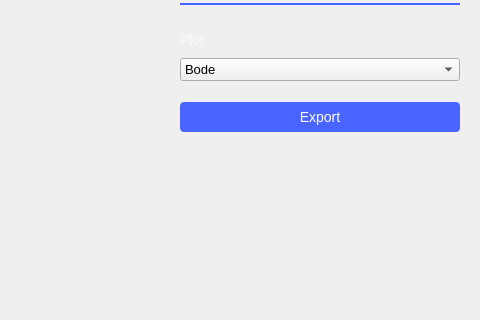
Above: ui/network_analyzer.ui from analogdevicesinc/scopy before the change; both pictures show x 708 to 1188 and y 131 to 451 of the 1188 by 654 pixel window. Below: the same form after it.
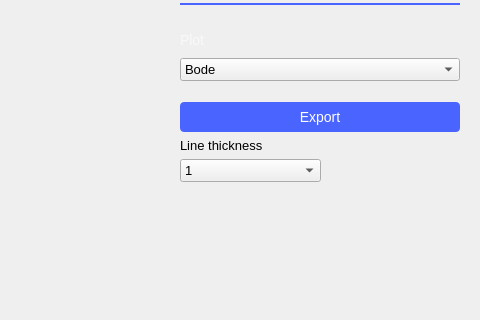
That is the form after the change. Icons and pictures are not drawn. Custom widgets are drawn as their Qt base class.

Commit message: NetworkAnalyzer: add option to set the line thickness

Diff of the .ui file:
```diff
--- a/ui/network_analyzer.ui
+++ b/ui/network_analyzer.ui
@@ -1444,6 +1444,109 @@
                    </property>
                   </widget>
                  </item>
+                 <item>
+                  <layout class="QHBoxLayout" name="horizontalLayout_13">
+                   <property name="bottomMargin">
+                    <number>0</number>
+                   </property>
+                   <item>
+                    <layout class="QVBoxLayout" name="verticalLayout_12">
+                     <property name="rightMargin">
+                      <number>0</number>
+                     </property>
+                     <property name="bottomMargin">
+                      <number>0</number>
+                     </property>
+                     <item>
+                      <widget class="QLabel" name="label_10">
+                       <property name="text">
+                        <string>Line thickness</string>
+                       </property>
+                      </widget>
+                     </item>
+                     <item>
+                      <widget class="QComboBox" name="cbLineThickness">
+                       <property name="minimumSize">
+                        <size>
+                         <width>141</width>
+                         <height>0</height>
+                        </size>
+                       </property>
+                       <property name="currentIndex">
+                        <number>1</number>
+                       </property>
+                       <item>
+                        <property name="text">
+                         <string>0.5</string>
+                        </property>
+                       </item>
+                       <item>
+                        <property name="text">
+                         <string>1</string>
+                        </property>
+                       </item>
+                       <item>
+                        <property name="text">
+                         <string>1.5</string>
+                        </property>
+                       </item>
+                       <item>
+                        <property name="text">
+                         <string>2</string>
+                        </property>
+                       </item>
+                       <item>
+                        <property name="text">
+                         <string>2.5</string>
+                        </property>
+                       </item>
+                       <item>
+                        <property name="text">
+                         <string>3</string>
+                        </property>
+                       </item>
+                       <item>
+                        <property name="text">
+                         <string>3.5</string>
+                        </property>
+                       </item>
+                       <item>
+                        <property name="text">
+                         <string>4</string>
+                        </property>
+                       </item>
+                       <item>
+                        <property name="text">
+                         <string>4.5</string>
+                        </property>
+                       </item>
+                       <item>
+                        <property name="text">
+                         <string>5</string>
+                        </property>
+                       </item>
+                      </widget>
+                     </item>
+                    </layout>
+                   </item>
+                   <item>
+                    <spacer name="horizontalSpacer_5">
+                     <property name="orientation">
+                      <enum>Qt::Horizontal</enum>
+                     </property>
+                     <property name="sizeType">
+                      <enum>QSizePolicy::Expanding</enum>
+                     </property>
+                     <property name="sizeHint" stdset="0">
+                      <size>
+                       <width>40</width>
+                       <height>20</height>
+                      </size>
+                     </property>
+                    </spacer>
+                   </item>
+                  </layout>
+                 </item>
                  <item>
                   <spacer name="verticalSpacer_4">
                    <property name="orientation">
```
The commit also changes 6 other files.
